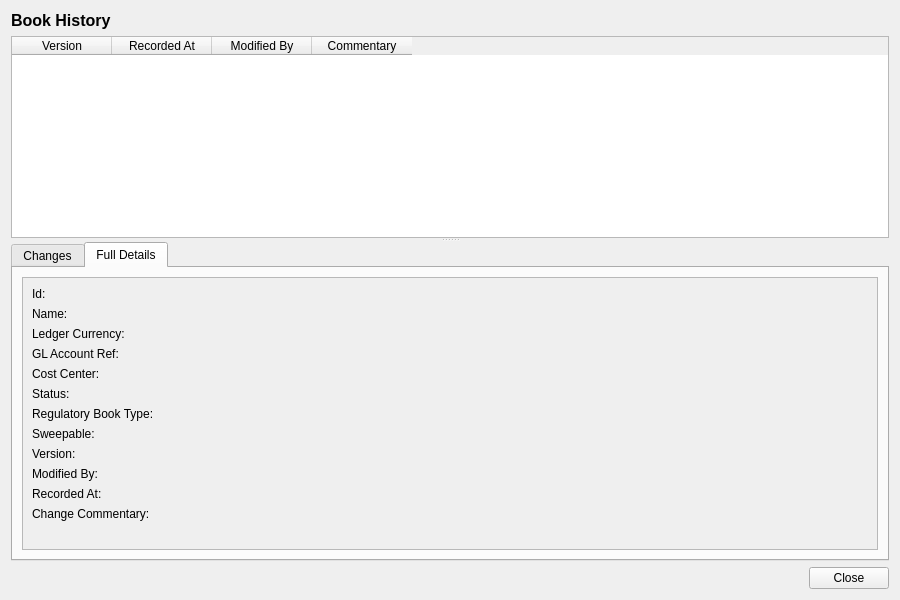
OreStudio/OreStudio, file projects/ores.qt/refdata/ui/BookHistoryDialog.ui: the form before one commit.
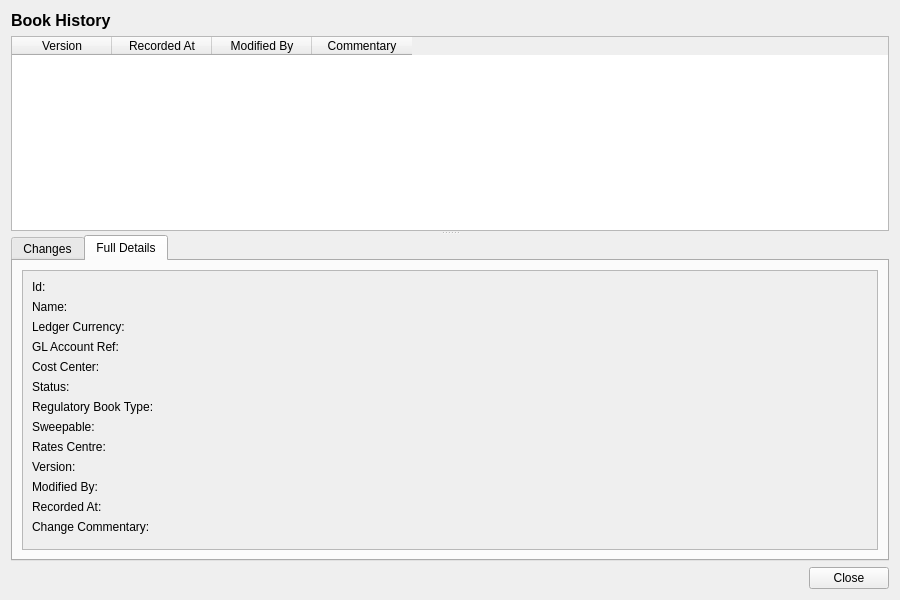
The form after the commit. The open tabs and pages were chosen to show the change.

Commit message: [refdata,qt,sql,codegen,doc] Add rates_centre_code flag to book

What changed in the file:
```diff
--- a/projects/ores.qt/refdata/ui/BookHistoryDialog.ui
+++ b/projects/ores.qt/refdata/ui/BookHistoryDialog.ui
@@ -262,55 +262,69 @@
                 </widget>
                </item>
                <item row="8" column="0">
+                <widget class="QLabel" name="rates_centre_codeLabel">
+                 <property name="text">
+                  <string>Rates Centre:</string>
+                 </property>
+                </widget>
+               </item>
+               <item row="8" column="1">
+                <widget class="QLabel" name="ratesCentreCodeValue">
+                 <property name="text">
+                  <string/>
+                 </property>
+                </widget>
+               </item>
+               <item row="9" column="0">
                 <widget class="QLabel" name="versionNumberLabel">
                  <property name="text">
                   <string>Version:</string>
                  </property>
                 </widget>
                </item>
-               <item row="8" column="1">
+               <item row="9" column="1">
                 <widget class="QLabel" name="versionNumberValue">
                  <property name="text">
                   <string/>
                  </property>
                 </widget>
                </item>
-               <item row="9" column="0">
+               <item row="10" column="0">
                 <widget class="QLabel" name="modifiedByLabel">
                  <property name="text">
                   <string>Modified By:</string>
                  </property>
                 </widget>
                </item>
-               <item row="9" column="1">
+               <item row="10" column="1">
                 <widget class="QLabel" name="modifiedByValue">
                  <property name="text">
                   <string/>
                  </property>
                 </widget>
                </item>
-               <item row="10" column="0">
+               <item row="11" column="0">
                 <widget class="QLabel" name="recordedAtLabel">
                  <property name="text">
                   <string>Recorded At:</string>
                  </property>
                 </widget>
                </item>
-               <item row="10" column="1">
+               <item row="11" column="1">
                 <widget class="QLabel" name="recordedAtValue">
                  <property name="text">
                   <string/>
                  </property>
                 </widget>
                </item>
-               <item row="11" column="0">
+               <item row="12" column="0">
                 <widget class="QLabel" name="changeCommentaryLabel">
                  <property name="text">
                   <string>Change Commentary:</string>
                  </property>
                 </widget>
                </item>
-               <item row="11" column="1">
+               <item row="12" column="1">
                 <widget class="QLabel" name="changeCommentaryValue">
                  <property name="text">
                   <string/>
```
The commit also changes 28 other files.
